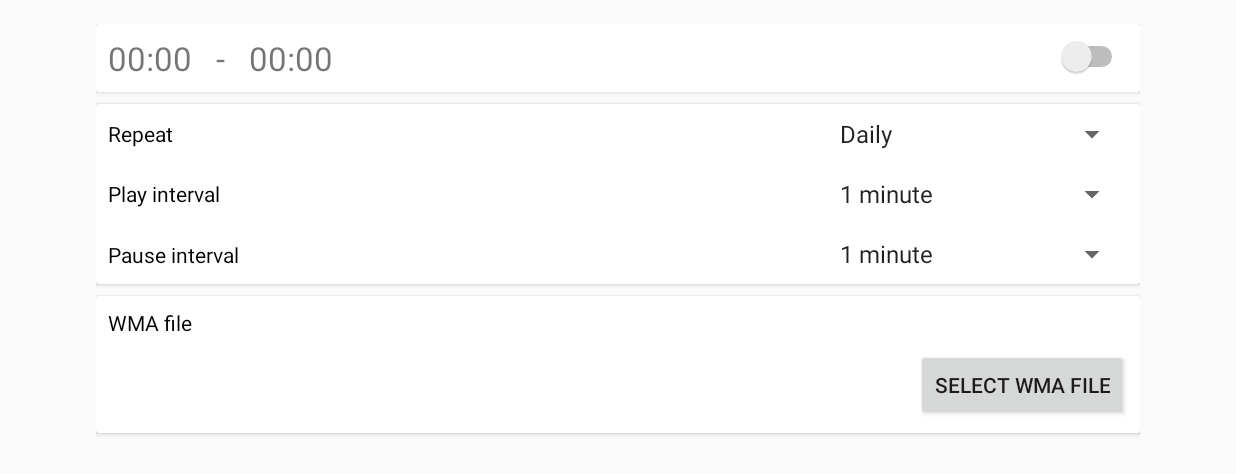
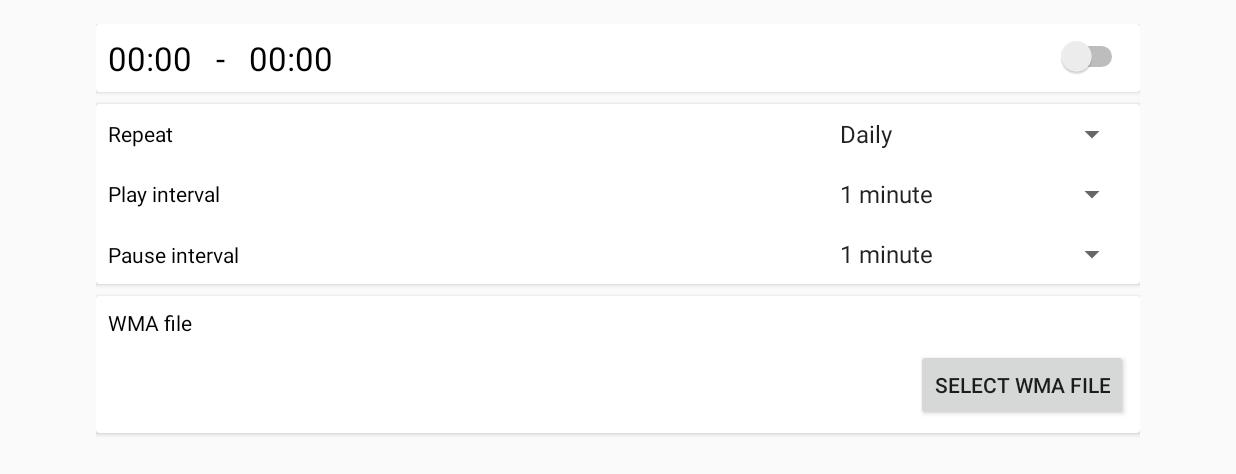
Before and after one commit to dakishin/test_task, an Android app: the screen it shows after launch (MainActivity), on a phone screen of 824 x 412 dp (held sideways). Shown: the top 474 px of the screen. Run offline under Robolectric (Android 15) with nearby library versions, the phone set to English and light mode, and no system bars.

Commit message:
initial commit

```diff
--- a/app/src/main/java/test/upwork/timer/activity/MainActivity.java
+++ b/app/src/main/java/test/upwork/timer/activity/MainActivity.java
@@ -31,7 +31,6 @@ import test.upwork.timer.FileHelper;
 import test.upwork.timer.PreferencesAdapter;
 import test.upwork.timer.R;
 import test.upwork.timer.player.MediaPlayerService;
-import test.upwork.timer.timer.Timer;
 import test.upwork.timer.timer.TimerParameters;
 import test.upwork.timer.timer.UriUtils;
 
@@ -353,8 +352,10 @@ public class MainActivity extends AppCompatActivity {
 
     private void restartTimerIfNeeded() {
         if (timerParameters.isRunning) {
-            Timer.stop(getApplicationContext());
-            Timer.start(getApplicationContext());
+            MediaPlayerService.stop(getApplicationContext());
+            MediaPlayerService.start(getApplicationContext());
+//            Timer.stop(getApplicationContext());
+//            Timer.start(getApplicationContext());
         }
     }
 
--- a/app/src/main/res/layout/activity_main.xml
+++ b/app/src/main/res/layout/activity_main.xml
@@ -25,6 +25,7 @@
             android:padding="8dp">
 
             <TextView
+                android:textColor="@android:color/black"
                 android:id="@+id/fromTimeTextView"
                 android:layout_width="wrap_content"
                 android:layout_height="wrap_content"
@@ -33,6 +34,7 @@
                 />
 
             <TextView
+                android:textColor="@android:color/black"
                 android:layout_width="wrap_content"
                 android:layout_height="wrap_content"
                 android:paddingLeft="16dp"
@@ -41,6 +43,7 @@
                 android:textSize="22sp"/>
 
             <TextView
+                android:textColor="@android:color/black"
                 android:id="@+id/toTimeTextView"
                 android:layout_width="wrap_content"
                 android:layout_height="wrap_content"
```
